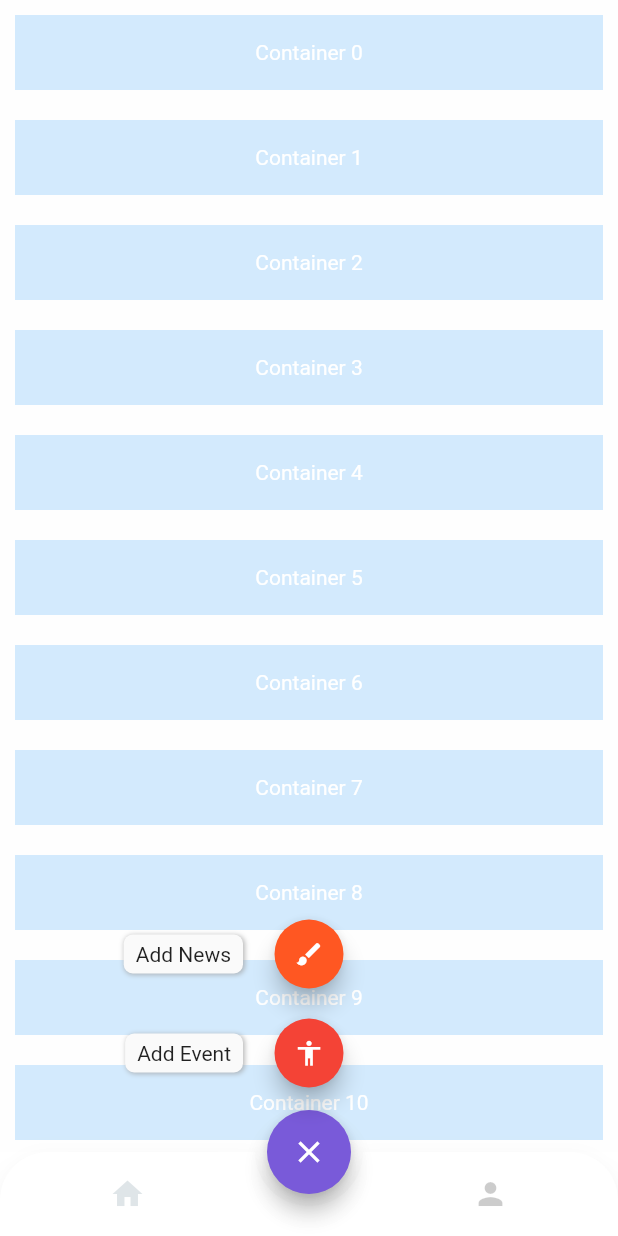
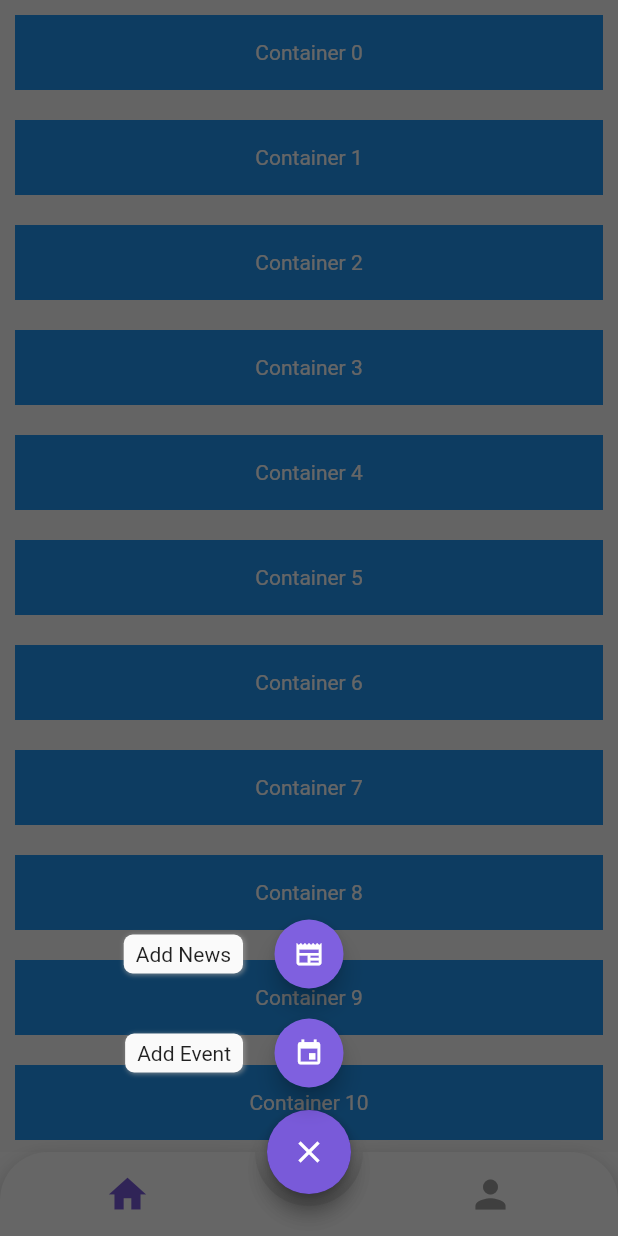
Before and after one commit to TomCohenDev/luxcal, a Flutter app: the NavigationWidget screen opened directly, after a tap on the "add" icon, on a phone screen of 412 x 824 dp. Run offline on Flutter 3.47's test engine with Material 2 defaults, Android fonts, the phone set to English and light mode, and no system bars; drawn by our look-alikes of animated_bottom_navigation_bar, flutter_speed_dial; our stand-ins replace built_collection, built_value, cloud_firestore, connectivity_plus, email_validator, firebase_auth and 7 more; accounts and stored records are empty.

Commit message:
edit nav bar

```diff
--- a/lib/navigation/navigation.dart
+++ b/lib/navigation/navigation.dart
@@ -147,39 +147,26 @@ class _NavigationWidgetState extends State<NavigationWidget> {
         backgroundColor: Colors.transparent,
         floatingActionButton: SpeedDial(
           backgroundColor: widget.theme.bannerColor,
+          overlayColor: Colors.black,
+          overlayOpacity: 0.6,
           icon: Icons.add,
           activeIcon: Icons.close,
           // spacing: 3,
           openCloseDial: isDialOpen,
           // childPadding: const EdgeInsets.all(5),
           spaceBetweenChildren: 10,
-          dialRoot: customDialRoot
-              ? (ctx, open, toggleChildren) {
-                  return ElevatedButton(
-                    onPressed: toggleChildren,
-                    style: ElevatedButton.styleFrom(
-                      backgroundColor: Colors.blue[900],
-                      padding: const EdgeInsets.symmetric(
-                          horizontal: 22, vertical: 18),
-                    ),
-                    child: const Text(
-                      "Custom Dial Root",
-                      style: TextStyle(fontSize: 17),
-                    ),
-                  );
-                }
-              : null,
+
           children: [
             SpeedDialChild(
-              child: const Icon(Icons.accessibility),
-              backgroundColor: Colors.red,
+              child: const Icon(Icons.event),
+              backgroundColor: widget.theme.bannerLightColor,
               foregroundColor: Colors.white,
               label: 'Add Event',
               onTap: () {},
             ),
             SpeedDialChild(
-              child: const Icon(Icons.brush),
-              backgroundColor: Colors.deepOrange,
+              child: const Icon(Icons.newspaper),
+              backgroundColor: widget.theme.bannerLightColor,
               foregroundColor: Colors.white,
               label: 'Add News',
               onTap: () {},
@@ -188,9 +175,11 @@ class _NavigationWidgetState extends State<NavigationWidget> {
         ),
         body: tabs[_currentPageName]!,
         bottomNavigationBar: AnimatedBottomNavigationBar(
+          iconSize: 30,
           icons: iconList,
           activeIndex: activeIndex,
-          activeColor: Colors.blueGrey,
+          activeColor: widget.theme.bannerColor,
+          inactiveColor: Colors.grey,
           gapLocation: GapLocation.center,
           notchSmoothness: NotchSmoothness.defaultEdge,
           leftCornerRadius: 32,
```
